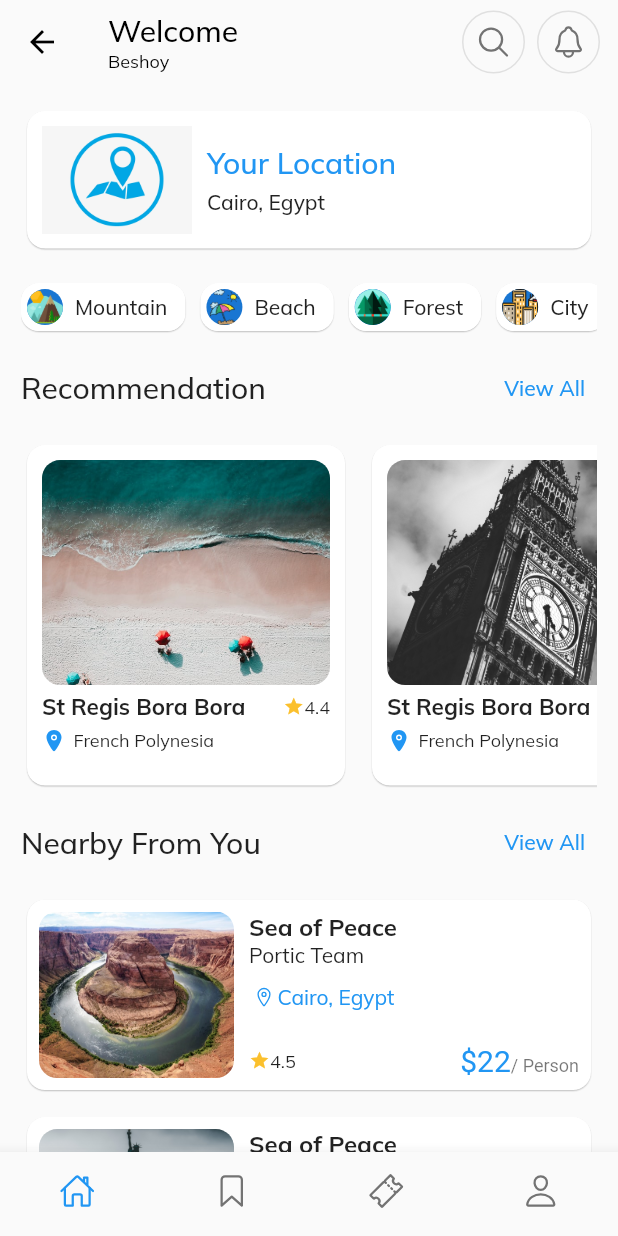
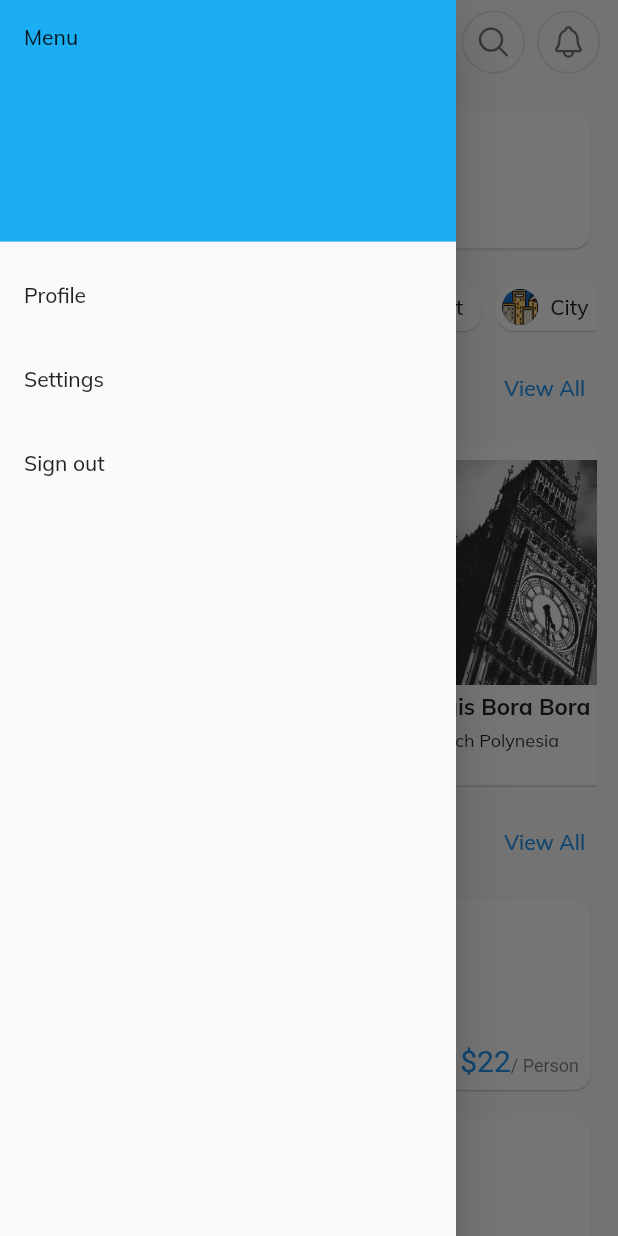
Before and after one commit to beshoy27/EgyptEye, a Flutter app: the HomePage screen opened by its route, with the side drawer open (before the commit the screen has no drawer), on a phone screen of 412 x 824 dp. Run offline on Flutter 3.47's test engine with Material 2 defaults, Android fonts, the phone set to English and light mode, and no system bars; our stand-ins replace flutter_otp_text_field, go_router, google_fonts, google_maps_flutter, ionicons.

Commit message:
path added

```diff
--- a/lib/view/home_page.dart
+++ b/lib/view/home_page.dart
@@ -1,19 +1,48 @@
 import 'package:egypt_eye/widgets/custom_icon_button.dart';
-import 'package:egypt_eye/widgets/nearby_places.dart';
-import 'package:egypt_eye/widgets/recommended_places.dart';
 import 'package:flutter/material.dart';
+import 'package:go_router/go_router.dart';
 import 'package:egypt_eye/view/welcome_page_dart.dart';
 import 'package:egypt_eye/widgets/custom_icon_button.dart';
 import 'package:egypt_eye/widgets/location_card.dart';
+import 'package:egypt_eye/widgets/nearby_places.dart';
+import 'package:egypt_eye/widgets/recommended_places.dart';
 import 'package:egypt_eye/widgets/tourist_places.dart';
 import 'package:ionicons/ionicons.dart';
+import 'package:egypt_eye/main.dart';
 
-class HomePage extends StatelessWidget {
-  const HomePage({super.key});
+class HomePage extends StatefulWidget {
+  HomePage({super.key});
+
+  @override
+  State<HomePage> createState() => _HomePageState();
+}
+
+class _HomePageState extends State<HomePage> {
+  //int currentIndex = 0;
 
   @override
   Widget build(BuildContext context) {
     return Scaffold(
+      drawer: Drawer(
+          child: ListView(
+        padding: const EdgeInsets.all(0),
+        children: [
+          DrawerHeader(
+            child: Text('Menu'),
+            decoration: BoxDecoration(color: Color.fromARGB(255, 27, 174, 243)),
+          ),
+          // ListTile(
+          //     title: const Text('Edit Profile'), onTap: () => context.go('/path3')),
+          ListTile(
+              title: const Text('Profile'), onTap: () => context.go('/path5')),
+          // ListTile(
+          //     title: const Text('Favorites'), onTap: () => context.go('/path5')),
+          ListTile(
+              title: const Text('Settings'), onTap: () => context.go('/path4')),
+          ListTile(
+              title: const Text('Sign out'), onTap: () => context.go('/path1')),
+        ],
+      )),
       appBar: AppBar(
         elevation: 0,
         backgroundColor: Colors.transparent,
@@ -21,7 +50,7 @@ class HomePage extends StatelessWidget {
         title: Column(
           crossAxisAlignment: CrossAxisAlignment.start,
           children: [
-            const Text("Welcome"),
+            const Text("Hello"),
             Text(
               "Beshoy",
               style: Theme.of(context).textTheme.labelMedium,
@@ -77,31 +106,7 @@ class HomePage extends StatelessWidget {
             ),
             const SizedBox(height: 10),
             const NearbyPlaces(),
-        ],
-      ),
-      bottomNavigationBar: BottomNavigationBar(
-        type: BottomNavigationBarType.fixed,
-        showSelectedLabels: false,
-        showUnselectedLabels: false,
-        items: const [
-          BottomNavigationBarItem(
-            icon: Icon(Ionicons.home_outline),
-            label: "Home",
-          ),
-          BottomNavigationBarItem(
-            icon: Icon(Ionicons.bookmark_outline),
-            label: "Bookmark",
-          ),
-          BottomNavigationBarItem(
-            icon: Icon(Ionicons.ticket_outline),
-            label: "Ticket",
-          ),
-          BottomNavigationBarItem(
-            icon: Icon(Ionicons.person_outline),
-            label: "Profile",
-          )
-        ],
-      ),
+          ]),
     );
   }
 }
```
Lines whose indentation alone changed are shown as unchanged.
